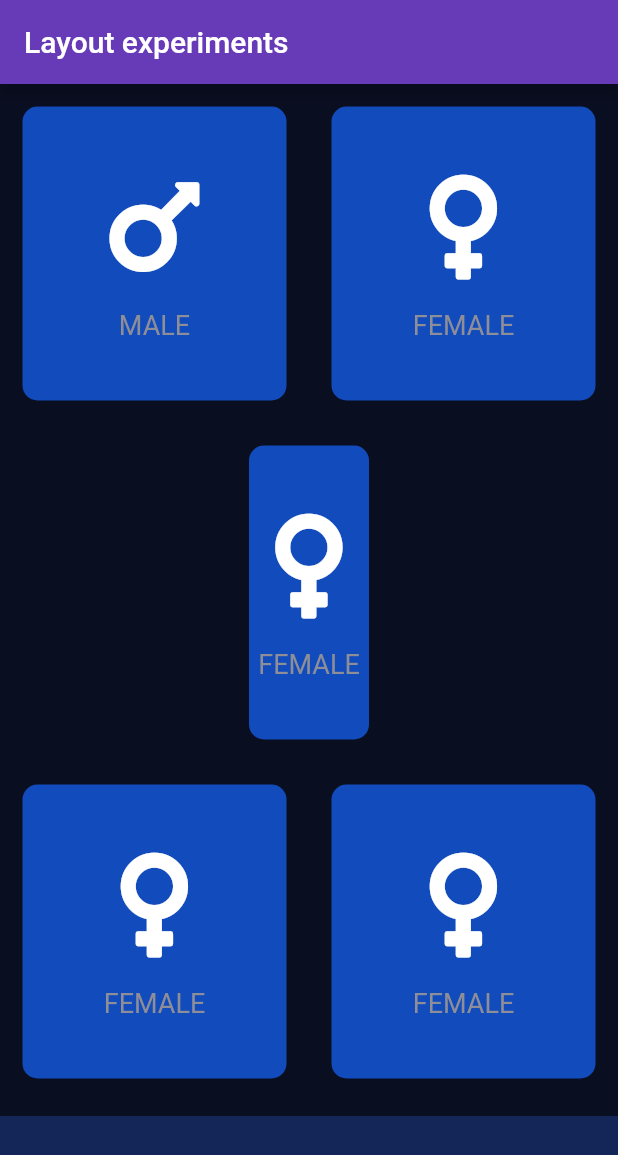
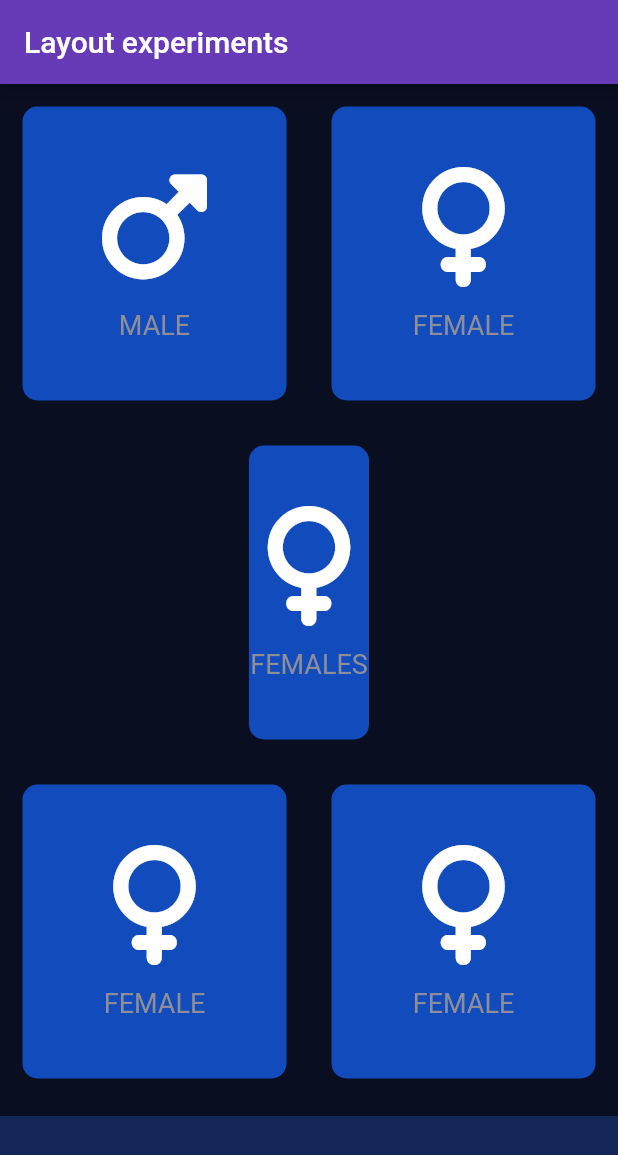
Before and after one commit to Stevecmd/bmi_calculator, a Flutter app: the screen it shows after launch, on a phone screen of 412 x 824 dp. Shown: the top 1155 px of the screen. Run offline on Flutter 3.47's test engine with Material 2 defaults, Android fonts, the phone set to English and light mode, and no system bars; our stand-ins replace font_awesome_flutter.

Commit message:
Updated the font awesome package from 8 to 10 to disable the null safety errors being experienced.

```diff
--- a/lib/icon_content.dart
+++ b/lib/icon_content.dart
@@ -8,7 +8,7 @@ color: Color(0xFF8D8E98),
 
 class IconContent extends StatelessWidget {
 
-  IconContent({required this.icon, required this.label});  //Constructor
+  IconContent({required this.icon, required this.label});  //This is a Constructor
 
   final IconData icon;        //Properties
   final String label;         //Properties
--- a/lib/input_page.dart
+++ b/lib/input_page.dart
@@ -41,7 +41,7 @@ class _InputPageState extends State<InputPage> {
           Expanded(
             child: ReusableCard(
               colour: activeCardColour,
-              cardChild: IconContent(icon: FontAwesomeIcons.venus, label: 'FEMALE',),
+              cardChild: IconContent(icon: FontAwesomeIcons.venus, label: 'FEMALES',),
             ),
           ),
           Expanded(
--- a/pubspec.yaml
+++ b/pubspec.yaml
@@ -16,7 +16,7 @@ dependencies:
   # The following adds the Cupertino Icons font to your application.
   # Use with the CupertinoIcons class for iOS style icons.
   cupertino_icons: ^1.0.2
-  font_awesome_flutter: ^8.4.0   #the ^ enables us to use any version of the package thats 8.n
+  font_awesome_flutter: ^10.1.0   # ^8.4.0 - #the ^ enables us to use any version of the package thats 8.n
 dev_dependencies:
   flutter_test:
     sdk: flutter
```
Also changed, not shown: pubspec.lock.
